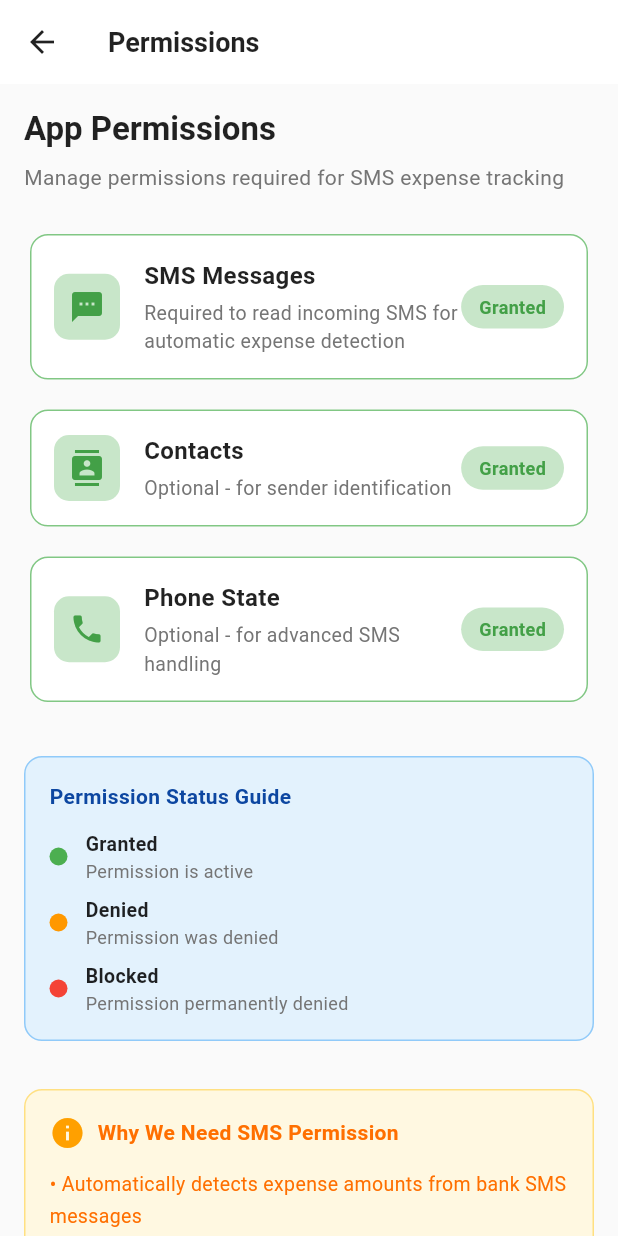
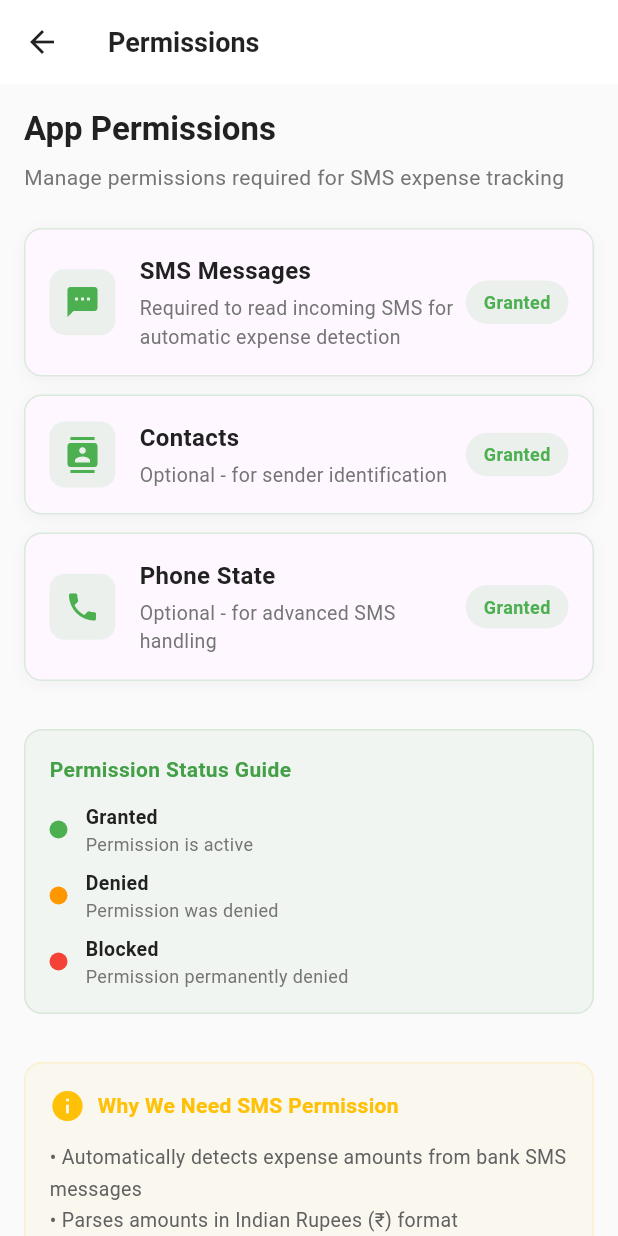
Before and after one commit to abhranilp1998/expensetracker_reloaded, a Flutter app: the PermissionsPage screen opened by its route, on a phone screen of 412 x 824 dp. Run offline on Flutter 3.47's test engine with Material 3 defaults, Android fonts, the phone set to English and light mode, and no system bars; our stand-ins replace flutter_local_notifications, permission_handler, shared_preferences; missing offline and left inert: another_telephony; accounts and stored records are empty.

Commit message:
style: Enhance permissions page for better dark mode support and visual consistency

```diff
--- a/lib/screens/permissions_page.dart
+++ b/lib/screens/permissions_page.dart
@@ -91,11 +91,16 @@ class _PermissionsPageState extends State<PermissionsPage> {
 
   @override
   Widget build(BuildContext context) {
+    final isDark = Theme.of(context).brightness == Brightness.dark;
+    final textColor = isDark ? Colors.white : Colors.grey.shade900;
+    final subtleColor = isDark ? Colors.grey.shade400 : Colors.grey.shade600;
+    final bgColor = Theme.of(context).scaffoldBackgroundColor;
+
     return Scaffold(
-      backgroundColor: Colors.grey.shade50,
+      backgroundColor: bgColor,
       appBar: AppBar(
         elevation: 0,
-        backgroundColor: Colors.white,
+        backgroundColor: Theme.of(context).appBarTheme.backgroundColor,
         title: const Text(
           'Permissions',
           style: TextStyle(fontWeight: FontWeight.bold),
@@ -112,12 +117,19 @@ class _PermissionsPageState extends State<PermissionsPage> {
                 children: [
                   Text(
                     'App Permissions',
-                    style: Theme.of(context).textTheme.titleLarge,
+                    style: Theme.of(context).textTheme.titleLarge?.copyWith(
+                      color: textColor,
+                      fontWeight: FontWeight.bold,
+                    ) ?? TextStyle(
+                      fontSize: 20,
+                      fontWeight: FontWeight.bold,
+                      color: textColor,
+                    ),
                   ),
                   const SizedBox(height: 8),
                   Text(
                     'Manage permissions required for SMS expense tracking',
-                    style: TextStyle(color: Colors.grey.shade600, fontSize: 14),
+                    style: TextStyle(color: subtleColor, fontSize: 14),
                   ),
                   const SizedBox(height: 24),
                   _buildPermissionCard(
@@ -126,6 +138,7 @@ class _PermissionsPageState extends State<PermissionsPage> {
                     description: 'Required to read incoming SMS for automatic expense detection',
                     status: _permissionStatuses['SMS']!,
                     onTap: _requestSmsPermission,
+                    context: context,
                   ),
                   const SizedBox(height: 12),
                   _buildPermissionCard(
@@ -137,6 +150,7 @@ class _PermissionsPageState extends State<PermissionsPage> {
                       await Permission.contacts.request();
                       await _loadPermissions();
                     },
+                    context: context,
                   ),
                   const SizedBox(height: 12),
                   _buildPermissionCard(
@@ -148,11 +162,12 @@ class _PermissionsPageState extends State<PermissionsPage> {
                       await Permission.phone.request();
                       await _loadPermissions();
                     },
+                    context: context,
                   ),
                   const SizedBox(height: 32),
-                  _buildStatusLegend(),
+                  _buildStatusLegend(context),
                   const SizedBox(height: 32),
-                  _buildInfoCard(),
+                  _buildInfoCard(context),
                 ],
               ),
             ),
@@ -165,17 +180,37 @@ class _PermissionsPageState extends State<PermissionsPage> {
     required String description,
     required PermissionStatus status,
     required VoidCallback onTap,
+    required BuildContext context,
   }) {
+    final isDark = Theme.of(context).brightness == Brightness.dark;
+    final textColor = isDark ? Colors.white : Colors.grey.shade900;
+    final subtleColor = isDark ? Colors.grey.shade400 : Colors.grey.shade600;
+    final cardBgColor = Theme.of(context).cardColor;
+
     final isGranted = status.isGranted;
     final isPermanentlyDenied = status.isPermanentlyDenied;
 
-    return Card(
-      elevation: 0,
-      shape: RoundedRectangleBorder(
+    final statusColor = isGranted
+      ? Colors.green
+      : isPermanentlyDenied
+      ? Colors.red
+      : Colors.orange;
+
+    return Container(
+      decoration: BoxDecoration(
+        color: cardBgColor,
         borderRadius: BorderRadius.circular(12),
-        side: BorderSide(
-          color: isGranted ? Colors.green.shade300 : Colors.orange.shade300,
+        border: Border.all(
+          color: statusColor.withOpacity(isDark ? 0.3 : 0.2),
+          width: 1,
         ),
+        boxShadow: [
+          BoxShadow(
+            color: Colors.black.withOpacity(isDark ? 0.2 : 0.04),
+            blurRadius: 8,
+            offset: const Offset(0, 2),
+          ),
+        ],
       ),
       child: Padding(
         padding: const EdgeInsets.all(16),
@@ -187,12 +222,12 @@ class _PermissionsPageState extends State<PermissionsPage> {
                 Container(
                   padding: const EdgeInsets.all(10),
                   decoration: BoxDecoration(
-                    color: isGranted ? Colors.green.shade100 : Colors.orange.shade100,
+                    color: statusColor.withOpacity(isDark ? 0.15 : 0.1),
                     borderRadius: BorderRadius.circular(10),
                   ),
                   child: Icon(
                     icon,
-                    color: isGranted ? Colors.green.shade600 : Colors.orange.shade600,
+                    color: statusColor,
                   ),
                 ),
                 const SizedBox(width: 16),
@@ -202,9 +237,10 @@ class _PermissionsPageState extends State<PermissionsPage> {
                     children: [
                       Text(
                         title,
-                        style: const TextStyle(
+                        style: TextStyle(
                           fontSize: 16,
                           fontWeight: FontWeight.w600,
+                          color: textColor,
                         ),
                       ),
                       const SizedBox(height: 4),
@@ -212,7 +248,7 @@ class _PermissionsPageState extends State<PermissionsPage> {
                         description,
                         style: TextStyle(
                           fontSize: 13,
-                          color: Colors.grey.shade600,
+                          color: subtleColor,
                         ),
                       ),
                     ],
@@ -221,11 +257,7 @@ class _PermissionsPageState extends State<PermissionsPage> {
                 Container(
                   padding: const EdgeInsets.symmetric(horizontal: 12, vertical: 6),
                   decoration: BoxDecoration(
-                    color: isGranted
-                      ? Colors.green.shade100
-                      : isPermanentlyDenied
-                      ? Colors.red.shade100
-                      : Colors.orange.shade100,
+                    color: statusColor.withOpacity(isDark ? 0.15 : 0.1),
                     borderRadius: BorderRadius.circular(20),
                   ),
                   child: Text(
@@ -237,11 +269,7 @@ class _PermissionsPageState extends State<PermissionsPage> {
                     style: TextStyle(
                       fontSize: 12,
                       fontWeight: FontWeight.w600,
-                      color: isGranted
-                        ? Colors.green.shade600
-                        : isPermanentlyDenied
-                        ? Colors.red.shade600
-                        : Colors.orange.shade600,
+                      color: statusColor,
                     ),
                   ),
                 ),
@@ -255,9 +283,7 @@ class _PermissionsPageState extends State<PermissionsPage> {
                   child: ElevatedButton(
                     onPressed: onTap,
                     style: ElevatedButton.styleFrom(
-                      backgroundColor: isPermanentlyDenied
-                        ? Colors.red.shade600
-                        : Colors.orange.shade600,
+                      backgroundColor: statusColor,
                       foregroundColor: Colors.white,
                     ),
                     child: Text(
@@ -272,13 +298,19 @@ class _PermissionsPageState extends State<PermissionsPage> {
     );
   }
 
-  Widget _buildStatusLegend() {
+  Widget _buildStatusLegend(BuildContext context) {
+    final isDark = Theme.of(context).brightness == Brightness.dark;
+    final textColor = isDark ? Colors.white : Colors.grey.shade900;
+
     return Container(
       padding: const EdgeInsets.all(16),
       decoration: BoxDecoration(
-        color: Colors.blue.shade50,
+        color: Theme.of(context).primaryColor.withOpacity(isDark ? 0.12 : 0.05),
         borderRadius: BorderRadius.circular(12),
-        border: Border.all(color: Colors.blue.shade200),
+        border: Border.all(
+          color: Theme.of(context).primaryColor.withOpacity(isDark ? 0.25 : 0.15),
+          width: 1,
+        ),
       ),
       child: Column(
         crossAxisAlignment: CrossAxisAlignment.start,
@@ -288,21 +320,25 @@ class _PermissionsPageState extends State<PermissionsPage> {
             style: TextStyle(
               fontSize: 14,
               fontWeight: FontWeight.w600,
-              color: Colors.blue.shade900,
+              color: Theme.of(context).primaryColor,
             ),
           ),
           const SizedBox(height: 12),
-          _buildStatusRow('Granted', 'Permission is active', Colors.green),
+          _buildStatusRow('Granted', 'Permission is active', Colors.green, context),
           const SizedBox(height: 8),
-          _buildStatusRow('Denied', 'Permission was denied', Colors.orange),
+          _buildStatusRow('Denied', 'Permission was denied', Colors.orange, context),
           const SizedBox(height: 8),
-          _buildStatusRow('Blocked', 'Permission permanently denied', Colors.red),
+          _buildStatusRow('Blocked', 'Permission permanently denied', Colors.red, context),
         ],
       ),
     );
   }
 
-  Widget _buildStatusRow(String label, String description, Color color) {
+  Widget _buildStatusRow(String label, String description, Color color, BuildContext context) {
+    final isDark = Theme.of(context).brightness == Brightness.dark;
+    final subtleColor = isDark ? Colors.grey.shade400 : Colors.grey.shade600;
+    final textColor = isDark ? Colors.white : Colors.grey.shade900;
+
     return Row(
       children: [
         Container(
@@ -320,13 +356,17 @@ class _PermissionsPageState extends State<PermissionsPage> {
             children: [
               Text(
                 label,
-                style: const TextStyle(fontWeight: FontWeight.w600, fontSize: 13),
+                style: TextStyle(
+                  fontWeight: FontWeight.w600,
+                  fontSize: 13,
+                  color: textColor,
+                ),
               ),
               Text(
                 description,
                 style: TextStyle(
                   fontSize: 12,
-                  color: Colors.grey.shade600,
+                  color: subtleColor,
                 ),
               ),
             ],
@@ -336,27 +376,34 @@ class _PermissionsPageState extends State<PermissionsPage> {
     );
   }
 
-  Widget _buildInfoCard() {
+  Widget _buildInfoCard(BuildContext context) {
+    final isDark = Theme.of(context).brightness == Brightness.dark;
+    final accentColor = Colors.amber;
+    final textColor = isDark ? Colors.white : Colors.grey.shade900;
+
     return Container(
       padding: const EdgeInsets.all(16),
       decoration: BoxDecoration(
-        color: Colors.amber.shade50,
+        color: accentColor.withOpacity(isDark ? 0.12 : 0.05),
         borderRadius: BorderRadius.circular(12),
-        border: Border.all(color: Colors.amber.shade200),
+        border: Border.all(
+          color: accentColor.withOpacity(isDark ? 0.25 : 0.15),
+          width: 1,
+        ),
       ),
       child: Column(
         crossAxisAlignment: CrossAxisAlignment.start,
         children: [
           Row(
             children: [
-              Icon(Icons.info, color: Colors.amber.shade700),
+              Icon(Icons.info, color: accentColor),
               const SizedBox(width: 8),
               Text(
                 'Why We Need SMS Permission',
                 style: TextStyle(
                   fontSize: 14,
                   fontWeight: FontWeight.w600,
-                  color: Colors.amber.shade900,
+                  color: accentColor,
                 ),
               ),
             ],
@@ -370,7 +417,7 @@ class _PermissionsPageState extends State<PermissionsPage> {
             '• All data stays on your device (no internet required)',
             style: TextStyle(
               fontSize: 13,
-              color: Colors.amber.shade900,
+              color: isDark ? Colors.grey.shade300 : Colors.grey.shade700,
               height: 1.6,
             ),
           ),
```
